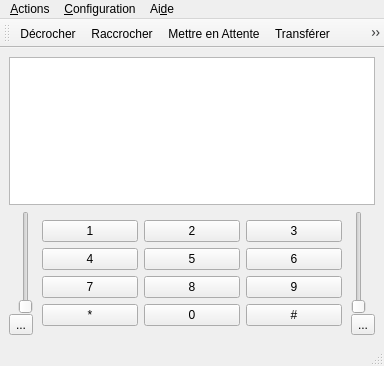
KDE/ring-kde, file sflphone-qt.ui: the form before one commit.
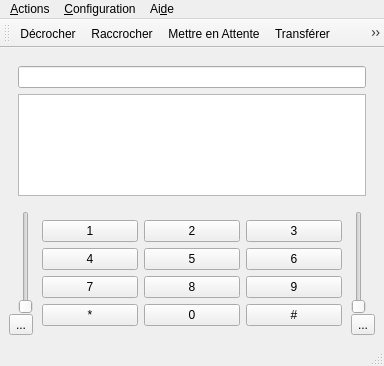
The form after the commit. The open tabs and pages were chosen to show the change. Icons and pictures are not drawn.

Commit message: Functionnal client. Rest : history icons, config icons and functionalities

```diff
--- a/sflphone-qt.ui
+++ b/sflphone-qt.ui
@@ -18,7 +18,28 @@
      <enum>QLayout::SetDefaultConstraint</enum>
     </property>
     <item>
-     <widget class="QListWidget" name="listWidget_callList" />
+     <widget class="QStackedWidget" name="stackedWidget_screen" >
+      <property name="currentIndex" >
+       <number>0</number>
+      </property>
+      <widget class="QWidget" name="page_callList" >
+       <layout class="QHBoxLayout" name="horizontalLayout_3" >
+        <item>
+         <widget class="QListWidget" name="listWidget_callList" />
+        </item>
+       </layout>
+      </widget>
+      <widget class="QWidget" name="page_callHistory" >
+       <layout class="QVBoxLayout" name="verticalLayout_3" >
+        <item>
+         <widget class="QLineEdit" name="label_searchHistory" />
+        </item>
+        <item>
+         <widget class="QListWidget" name="listWidget_callHistory" />
+        </item>
+       </layout>
+      </widget>
+     </widget>
     </item>
     <item>
      <layout class="QHBoxLayout" name="horizontalLayout" >
```
Left out of the diff: 50 changed lines with no effect on the pictures. The commit also changes 15 other files.
